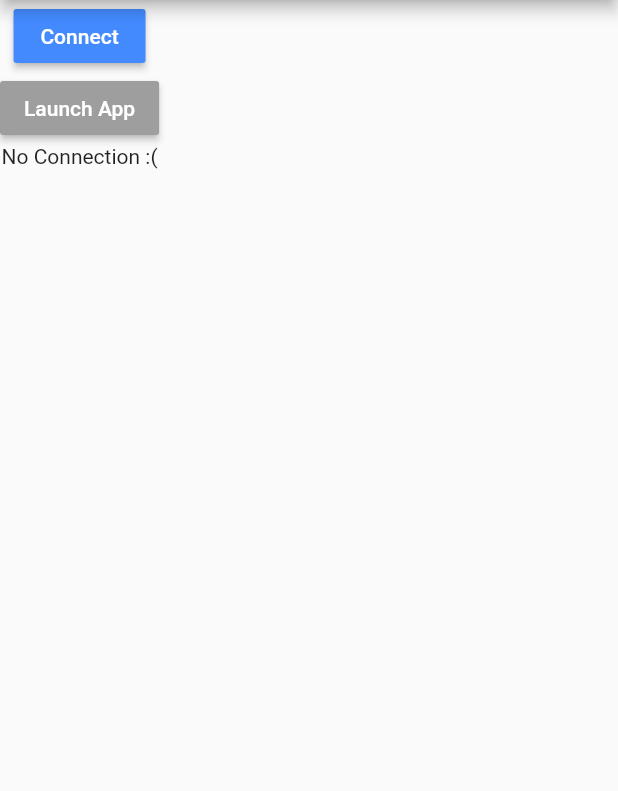
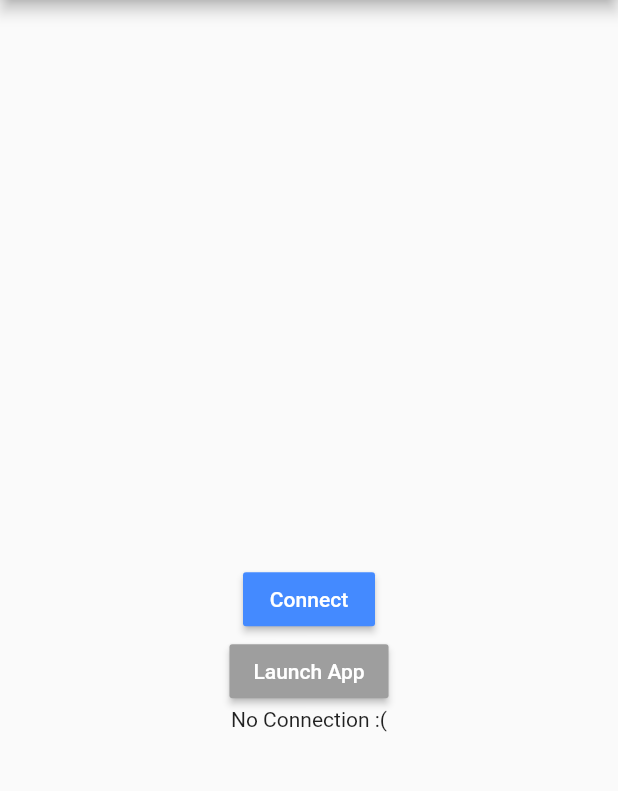
Before and after one commit to catneep/movil-end-endgame, a Flutter app: the screen it shows after launch, on a phone screen of 412 x 824 dp, the part 84-875 px from its top. Run offline on Flutter 3.47's test engine with Material 2 defaults, Android fonts, the phone set to English and light mode, and no system bars; our stand-ins replace flutter_bluetooth_serial, fluttertoast, sensors_plus.

Commit message:
Created arduino.ino

```diff
--- a/lib/gyrostuff.dart
+++ b/lib/gyrostuff.dart
@@ -12,7 +12,7 @@ import 'components/spinner.dart';
 class GyroStuff extends StatefulWidget {
   // Constant Values
   final int GYRO_SENSITIVITY = 3;
-  final double SYSTEM_SLEEP = 2.6;
+  final double SYSTEM_SLEEP = 2.2;
   final String DEVICE_ADDRESS = '98:DA:40:00:F7:5D';
 
   const GyroStuff({Key? key}) : super(key: key);
@@ -28,9 +28,7 @@ class _GyroStuffState extends State<GyroStuff> {
 
   @override
   void initState() {
-    gyroscopeEvents.listen((GyroscopeEvent event) =>
-      _gyroHandler(event)
-    );
+    gyroscopeEvents.listen((GyroscopeEvent event) => _gyroHandler(event));
     super.initState();
   }
 
@@ -47,16 +45,18 @@ class _GyroStuffState extends State<GyroStuff> {
           backgroundColor: Colors.redAccent,
         ),
         body: Column(
+          mainAxisSize: MainAxisSize.max,
+          mainAxisAlignment: MainAxisAlignment.center,
           children: [
-            // Container(
-            //     alignment: Alignment.center,
-            //     padding: EdgeInsets.all(30),
-            //     child: Column(children: [
-            //       Text(
-            //         direction,
-            //         style: TextStyle(fontSize: 30),
-            //       )
-            //     ])),
+            Container(
+                alignment: Alignment.center,
+                padding: EdgeInsets.all(30),
+                child: Column(children: [
+                  Text(
+                    direction,
+                    style: TextStyle(fontSize: 30),
+                  )
+                ])),
             if (!connected)
               MaterialButton(
                 onPressed: () => _testConnection(),
@@ -72,8 +72,7 @@ class _GyroStuffState extends State<GyroStuff> {
                   timeInSecForIosWeb: 1,
                   backgroundColor: Colors.white,
                   textColor: Colors.black,
-                fontSize: 16.0
-              ),
+                  fontSize: 16.0),
               child: const Text('Launch App'),
               color: Colors.grey,
               textColor: Colors.white,
@@ -119,20 +118,21 @@ class _GyroStuffState extends State<GyroStuff> {
     y = event.y;
 
     if (x > 1) {
-      direction += "up"; //Up
+      direction += 'u'; //Up
     } else if (x < -1) {
-      direction += "do"; //Down
+      direction += 'd'; //Down
     }
 
     if (y > 1) {
-      direction += "ri"; //Right
+      direction += 'r'; //Right
     } else if (y < -1) {
-      direction += "le"; //Left
+      direction += 'l'; //Left
     }
 
     waitingBT = true;
 
-    if (direction.length > 1) {
+    if (direction.isNotEmpty) {
+      debugPrint('Sending BT event...');
       await _sendData(_toUint8List(direction))
           .then((ok) => _handleBtResponse(ok));
     }
@@ -171,8 +171,7 @@ class _GyroStuffState extends State<GyroStuff> {
     if (ok) {
       debugPrint('BT event consumed');
       connected = true;
-    }
-    else {
+    } else {
       debugPrint('No BT Response');
       connected = false;
     }
```
Also changed, not shown: 1 other file. Lines whose indentation alone changed are shown as unchanged.
